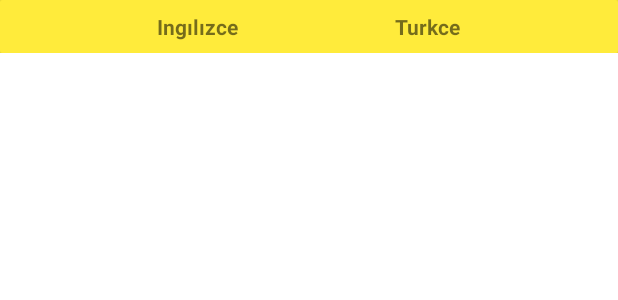
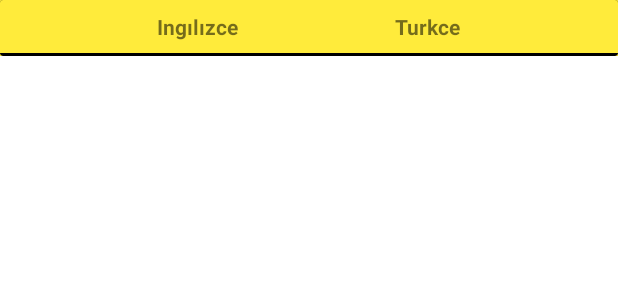
Before and after one commit to asimodabas/Dictionary, an Android app: the layout card_tasarim.xml on its own in the app's theme, with its tools: preview values and no code run, on a phone screen of 412 x 824 dp. Shown: the top 300 px of the screen. Run offline under Robolectric (Android 15) with nearby library versions, the phone set to English and light mode, and no system bars.

Commit message:
page update

```diff
--- a/app/src/main/res/layout/card_tasarim.xml
+++ b/app/src/main/res/layout/card_tasarim.xml
@@ -9,14 +9,14 @@
 
     <androidx.cardview.widget.CardView
         android:id="@+id/kelime_card"
-        app:cardBackgroundColor="#FFEB3B"
         android:layout_width="match_parent"
-        android:layout_height="35dp" >
+        android:layout_height="37dp"
+        app:cardBackgroundColor="#000000">
 
         <androidx.constraintlayout.widget.ConstraintLayout
             android:layout_width="match_parent"
-            android:background="#FFEB3B"
-            android:layout_height="match_parent">
+            android:layout_height="35sp"
+            android:background="#FFEB3B">
 
 
             <TextView
```
